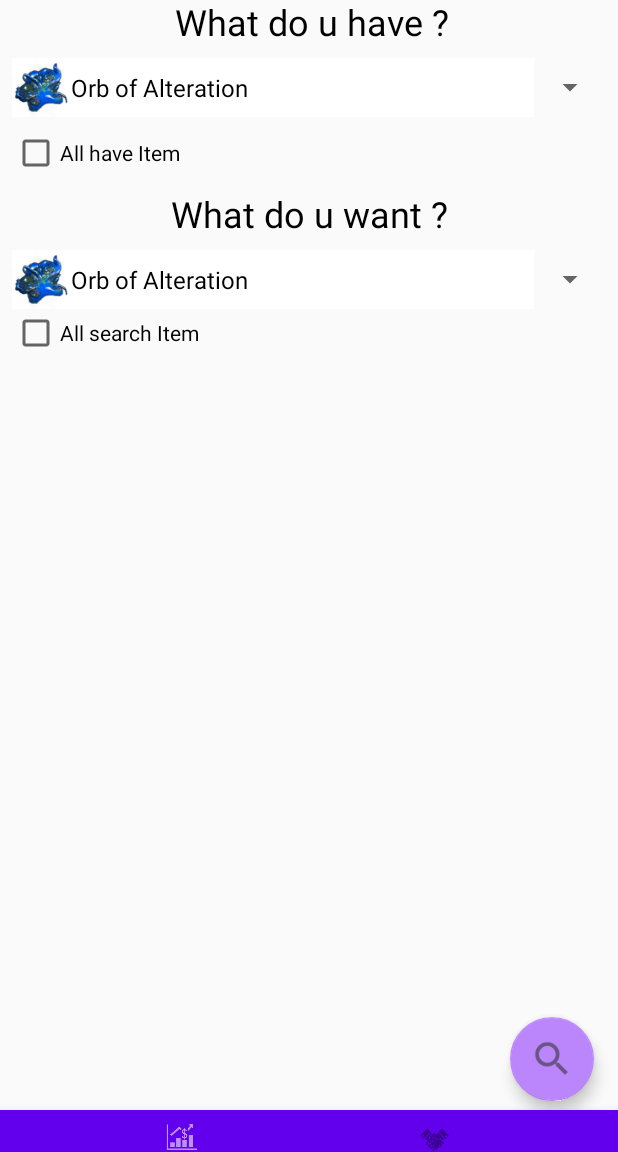
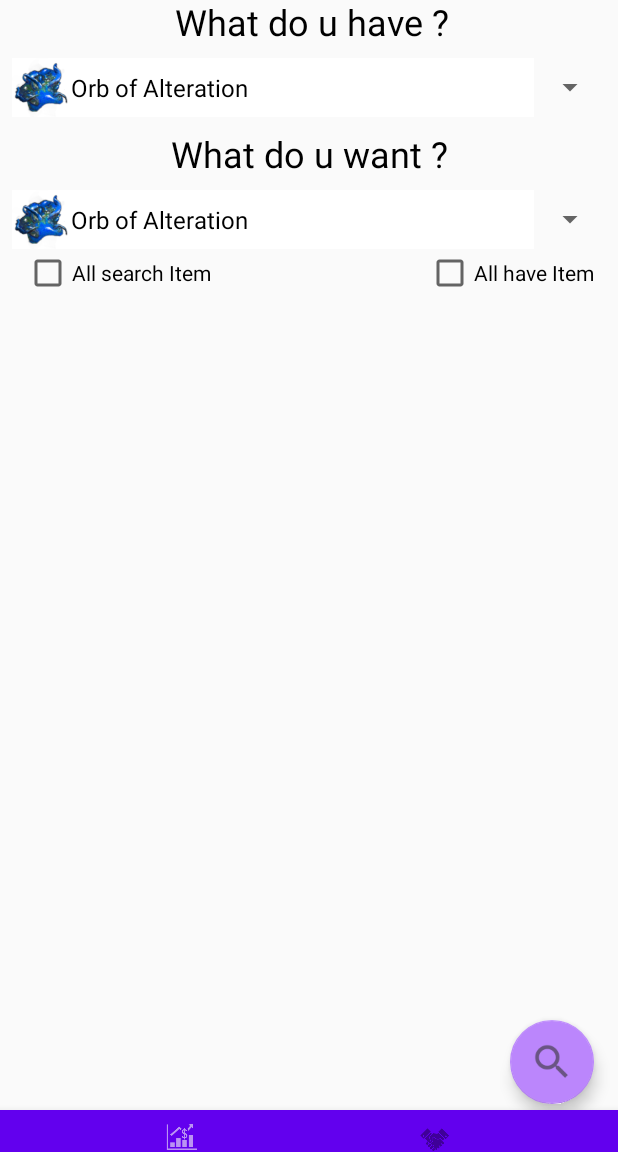
Before and after one commit to Aratnor/POE-Currency, an Android app: the screen it shows after launch (MainActivity), on a phone screen of 412 x 824 dp, the part 84-1236 px from its top. Run offline under Robolectric (Android 15) with nearby library versions, the phone set to English and light mode, and no system bars.

Commit message:
Added Some Features
Finished ExchangeFragment,Added trade transaction spinners button,list xml row

```diff
--- a/app/src/main/java/com/example/tuna/poecurrency/MainActivity.java
+++ b/app/src/main/java/com/example/tuna/poecurrency/MainActivity.java
@@ -1,19 +1,24 @@
 package com.example.tuna.poecurrency;
 
 import android.Manifest;
+import android.app.Fragment;
 import android.app.FragmentManager;
 import android.app.FragmentTransaction;
 import android.content.pm.PackageManager;
 import android.os.Build;
+import android.support.annotation.NonNull;
+import android.support.design.widget.BottomNavigationView;
 import android.support.v4.app.ActivityCompat;
 import android.support.v4.content.ContextCompat;
 import android.support.v7.app.AppCompatActivity;
 import android.os.Bundle;
 import android.support.v7.widget.Toolbar;
+import android.view.MenuItem;
 import android.view.Window;
 import android.view.WindowManager;
 
 import com.example.tuna.poecurrency.fragments.Exchange_Fragment;
+import com.example.tuna.poecurrency.fragments.Trade_Fragment;
 
 public class MainActivity extends AppCompatActivity{
     @Override
@@ -24,21 +29,38 @@ public class MainActivity extends AppCompatActivity{
         Toolbar myToolbar = findViewById(R.id.toolbar);
         setSupportActionBar(myToolbar);
         setStatusBarColor();
+
+        BottomNavigationView nav = findViewById(R.id.bottomNavigationView);
+
+        nav.setOnNavigationItemSelectedListener(new BottomNavigationView.OnNavigationItemSelectedListener() {
+            @Override
+            public boolean onNavigationItemSelected(@NonNull MenuItem item) {
+                if(item.getTitle().equals("Exchange")) {
+                    Exchange_Fragment exchange_fragment = new Exchange_Fragment();
+                    switchFragments(exchange_fragment);
+                }
+                else if(item.getTitle().equals("Trade")) {
+                    Trade_Fragment trade_fragment = new Trade_Fragment();
+                    switchFragments(trade_fragment);
+                }
+                return false;
+            }
+        });
     }
 
     @Override
     protected void onStart() {
         super.onStart();
-        switchFragments();
+        Exchange_Fragment exchange_fragment = new Exchange_Fragment();
+        switchFragments(exchange_fragment);
         checkPermissions();
 
     }
 
-    private void switchFragments() {
+    private void switchFragments(Fragment fragment) {
         FragmentManager manager = getFragmentManager();
         FragmentTransaction transaction = manager.beginTransaction();
-        Exchange_Fragment exchange_fragment = new Exchange_Fragment();
-        transaction.replace(R.id.fragment_container,exchange_fragment,"1");
+        transaction.replace(R.id.fragment_container,fragment,"1");
         transaction.addToBackStack(null);
         transaction.commit();
 
--- a/app/src/main/java/com/example/tuna/poecurrency/fragments/Exchange_Fragment.java
+++ b/app/src/main/java/com/example/tuna/poecurrency/fragments/Exchange_Fragment.java
@@ -230,8 +230,4 @@ public class Exchange_Fragment extends Fragment{
 
         });
     }
-    public interface OnFragmentInteractionListener {
-        // TODO: Update argument type and name
-        void onFragmentInteraction(Uri uri);
-    }
 }
--- a/app/src/main/res/layout/activity_main.xml
+++ b/app/src/main/res/layout/activity_main.xml
@@ -22,11 +22,12 @@
         android:layout_width="match_parent"
         android:layout_height="match_parent"
         android:layout_marginTop="54dp"
-        android:layout_marginBottom="26dp"
+        android:paddingBottom="24dp"
         app:layout_constraintBottom_toTopOf="@+id/bottomNavigationView"
         app:layout_constraintTop_toBottomOf="@+id/toolbar" />
 
     <android.support.design.widget.BottomNavigationView
+
         android:id="@+id/bottomNavigationView"
         android:layout_width="match_parent"
         android:layout_height="wrap_content"
--- /dev/null
+++ b/app/src/main/res/layout/custom_trade_listview_row.xml
@@ -0,0 +1,6 @@
+<?xml version="1.0" encoding="utf-8"?>
+<android.support.constraint.ConstraintLayout
+    xmlns:android="http://schemas.android.com/apk/res/android" android:layout_width="match_parent"
+    android:layout_height="match_parent">
+
+</android.support.constraint.ConstraintLayout>
--- a/app/src/main/res/layout/fragment_exchange_.xml
+++ b/app/src/main/res/layout/fragment_exchange_.xml
@@ -20,18 +20,17 @@
         android:textSize="24sp"
         app:layout_constraintEnd_toEndOf="parent"
         app:layout_constraintStart_toStartOf="parent"
-        app:layout_constraintTop_toBottomOf="@+id/search_all_want_checkBox" />
+        app:layout_constraintTop_toBottomOf="@+id/spinner2" />
 
     <CheckBox
         android:id="@+id/search_all_want_checkBox"
         android:layout_width="wrap_content"
         android:layout_height="wrap_content"
-        android:layout_marginStart="8dp"
-        android:layout_marginLeft="8dp"
-        android:layout_marginTop="8dp"
+        android:layout_marginEnd="16dp"
+        android:layout_marginRight="16dp"
         android:text="@string/checkbox_search_all"
-        app:layout_constraintStart_toStartOf="parent"
-        app:layout_constraintTop_toBottomOf="@+id/spinner2" />
+        app:layout_constraintEnd_toEndOf="parent"
+        app:layout_constraintTop_toBottomOf="@+id/spinner1" />
 
     <Spinner
         android:id="@+id/spinner1"
@@ -86,6 +85,8 @@
         android:visibility="visible"
         app:layout_constraintEnd_toEndOf="parent"
         app:layout_constraintHorizontal_bias="0.0"
+        android:layout_marginBottom="?attr/actionBarSize"
+        app:layout_behavior="@string/appbar_scrolling_view_behavior"
         app:layout_constraintStart_toStartOf="parent"
         app:layout_constraintTop_toBottomOf="@+id/search_all_have_checkBox" />
 
@@ -105,8 +106,8 @@
         android:id="@+id/search_all_have_checkBox"
         android:layout_width="wrap_content"
         android:layout_height="wrap_content"
-        android:layout_marginStart="8dp"
-        android:layout_marginLeft="8dp"
+        android:layout_marginStart="16dp"
+        android:layout_marginLeft="16dp"
         android:text="@string/checkbox_search_all_2"
         app:layout_constraintStart_toStartOf="parent"
         app:layout_constraintTop_toBottomOf="@+id/spinner1" />
--- a/app/src/main/res/values/strings.xml
+++ b/app/src/main/res/values/strings.xml
@@ -10,7 +10,6 @@
     <string name="checkbox_search_all_2">All search Item</string>
     <string name="bottom_nav_exchange">Exchange</string>
     <string name="bottom_nav_trade">Trade</string>
-
     <!-- TODO: Remove or change this placeholder text -->
     <string name="hello_blank_fragment">Hello blank fragment</string>
 </resources>
```
Also changed, not shown: app/src/main/java/com/example/tuna/poecurrency/elements/TradeTransaction.java (added, +43 -0 lines), app/src/main/java/com/example/tuna/poecurrency/fragments/Trade_Fragment.java (+29 -60 lines), app/src/main/java/com/example/tuna/poecurrency/stringutils/StringHelperAPI.java (+48 -0 lines), app/src/main/res/layout/fragment_trade_.xml (+42 -8 lines).
